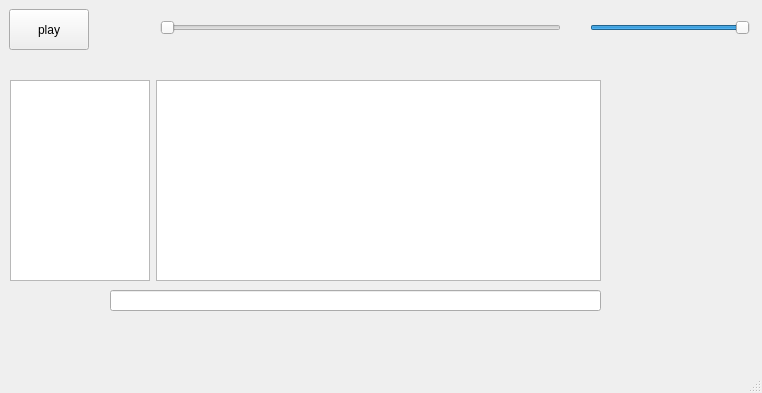
This is CODE/soundpp/soundpp-prototype/mainwindow.ui in b1t00/soundpp as Qt 5 draws it before an edit. The edited form follows.
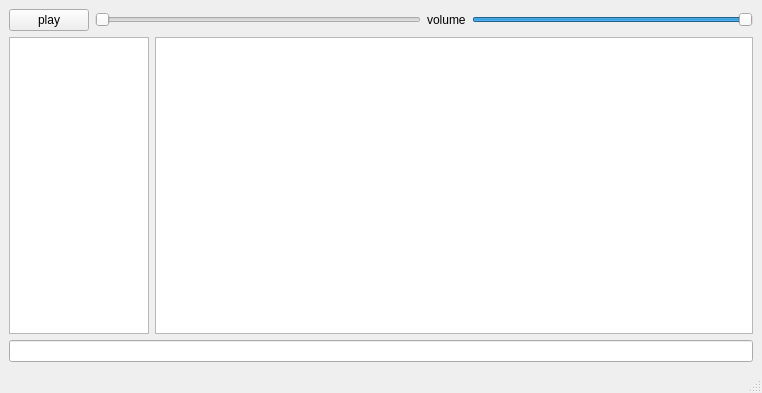
This is the edited form.

```diff
--- a/CODE/soundpp/soundpp-prototype/mainwindow.ui
+++ b/CODE/soundpp/soundpp-prototype/mainwindow.ui
@@ -14,82 +14,39 @@
    <string>MainWindow</string>
   </property>
   <widget class="QWidget" name="centralwidget">
+   <layout class="QVBoxLayout" name="verticalLayout">
+    <item>
+     <layout class="QHBoxLayout" name="horizontalLayout_3">
+      <item>
    <widget class="QPushButton" name="btn_play">
-    <property name="geometry">
-     <rect>
-      <x>9</x>
-      <y>9</y>
-      <width>80</width>
-      <height>41</height>
-     </rect>
-    </property>
     <property name="text">
      <string>play</string>
     </property>
    </widget>
-   <widget class="QLineEdit" name="lineEdit">
-    <property name="geometry">
-     <rect>
-      <x>110</x>
-      <y>290</y>
-      <width>491</width>
-      <height>21</height>
-     </rect>
-    </property>
-   </widget>
-   <widget class="QWidget" name="layoutWidget">
-    <property name="geometry">
-     <rect>
-      <x>10</x>
-      <y>80</y>
-      <width>591</width>
-      <height>201</height>
-     </rect>
-    </property>
-    <layout class="QHBoxLayout" name="horizontalLayout">
-     <item>
-      <widget class="QTreeView" name="treeView">
-       <property name="maximumSize">
-        <size>
-         <width>140</width>
-         <height>16777215</height>
-        </size>
-       </property>
-      </widget>
      </item>
      <item>
-      <widget class="QTableView" name="tableView">
-       <property name="maximumSize">
-        <size>
-         <width>16777215</width>
-         <height>16777215</height>
-        </size>
-       </property>
-      </widget>
-     </item>
-    </layout>
-   </widget>
    <widget class="QSlider" name="sldr_progress">
-    <property name="geometry">
-     <rect>
-      <x>160</x>
-      <y>20</y>
-      <width>401</width>
-      <height>16</height>
-     </rect>
-    </property>
     <property name="orientation">
      <enum>Qt::Horizontal</enum>
     </property>
    </widget>
+      </item>
+      <item>
+       <layout class="QHBoxLayout" name="horizontalLayout_2">
+        <item>
+         <widget class="QLabel" name="label">
+          <property name="text">
+           <string>volume</string>
+          </property>
+         </widget>
+        </item>
+        <item>
    <widget class="QSlider" name="sldr_volume">
-    <property name="geometry">
-     <rect>
-      <x>590</x>
-      <y>20</y>
-      <width>160</width>
-      <height>16</height>
-     </rect>
+          <property name="maximumSize">
+           <size>
+            <width>16777</width>
+            <height>16777215</height>
+           </size>
     </property>
     <property name="value">
      <number>99</number>
@@ -98,6 +55,39 @@
      <enum>Qt::Horizontal</enum>
     </property>
    </widget>
+        </item>
+       </layout>
+      </item>
+     </layout>
+    </item>
+    <item>
+     <layout class="QHBoxLayout" name="horizontalLayout">
+      <item>
+       <widget class="QTreeView" name="treeView">
+        <property name="maximumSize">
+         <size>
+          <width>140</width>
+          <height>16777215</height>
+         </size>
+        </property>
+       </widget>
+      </item>
+      <item>
+       <widget class="QTableView" name="songs_tableView">
+        <property name="maximumSize">
+         <size>
+          <width>16777215</width>
+          <height>16777215</height>
+         </size>
+        </property>
+       </widget>
+      </item>
+     </layout>
+    </item>
+    <item>
+     <widget class="QLineEdit" name="lineEdit"/>
+    </item>
+   </layout>
   </widget>
   <widget class="QMenuBar" name="menubar">
    <property name="geometry">
```
Lines whose indentation alone changed are shown as unchanged.
